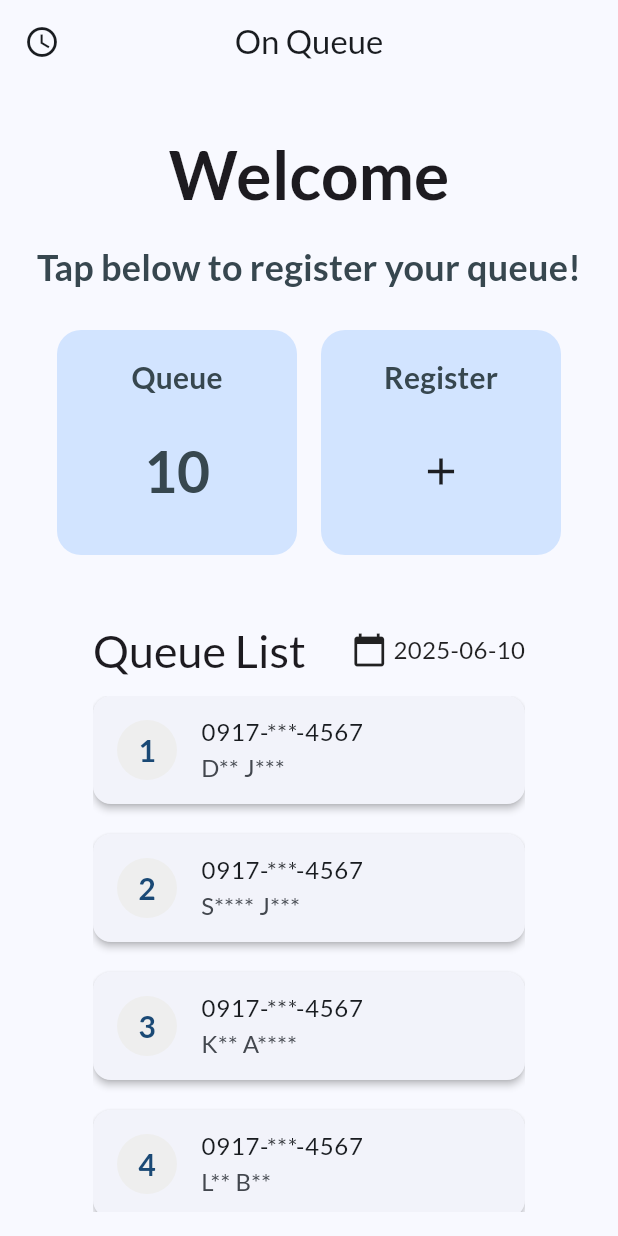
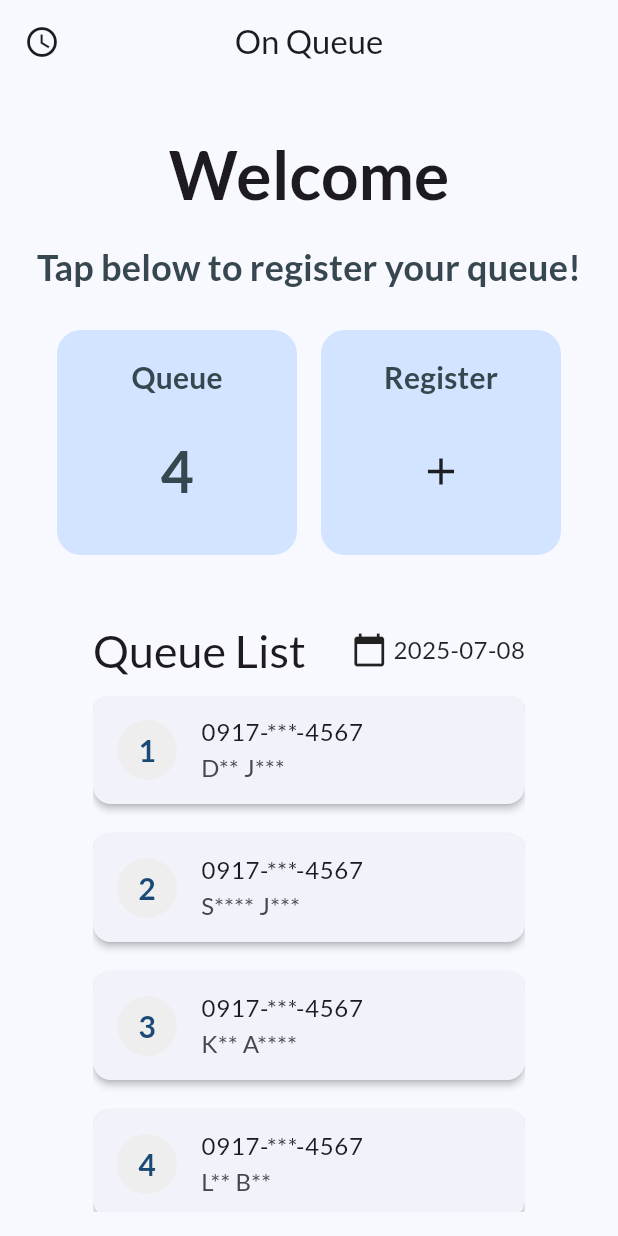
Before and after one commit to Chohanwool/COP-On-Queue-user-, a Flutter app: the QueueDashboardScreen screen opened directly, on a phone screen of 412 x 824 dp. Run offline on Flutter 3.47's test engine with Material 3 defaults, Android fonts, the phone set to English and light mode, and no system bars; our stand-ins replace google_fonts.

Commit message:
[modify] 사용자 1차 완료

```diff
--- a/lib/data/dummy_data.dart
+++ b/lib/data/dummy_data.dart
@@ -29,67 +29,67 @@ final List<QueueEntity> queueEntities = [
     phoneNumber: "09171234567",
     partySize: 2,
   ),
-  QueueEntity(
-    id: "5",
-    sirName: "Charlie",
-    lastName: "Park",
-    phoneNumber: "09171234567",
-    partySize: 3,
-  ),
-  QueueEntity(
-    id: "6",
-    sirName: "David",
-    lastName: "Choi",
-    phoneNumber: "09171234567",
-    partySize: 1,
-  ),
-  QueueEntity(
-    id: "7",
-    sirName: "Eve",
-    lastName: "Yang",
-    phoneNumber: "09171234567",
-    partySize: 2,
-  ),
-  QueueEntity(
-    id: "8",
-    sirName: "Frank",
-    lastName: "Lim",
-    phoneNumber: "09171234567",
-    partySize: 4,
-  ),
-  QueueEntity(
-    id: "9",
-    sirName: "Grace",
-    lastName: "Jeong",
-    phoneNumber: "09171234567",
-    partySize: 1,
-  ),
-  QueueEntity(
-    id: "10",
-    sirName: "Hannah",
-    lastName: "Kwon",
-    phoneNumber: "09171234567",
-    partySize: 2,
-  ),
-  QueueEntity(
-    id: "11",
-    sirName: "Isaac",
-    lastName: "Han",
-    phoneNumber: "09171234567",
-    partySize: 1,
-  ),
-  QueueEntity(
-    id: "12",
-    sirName: "Jack",
-    lastName: "Jung",
-    phoneNumber: "09171234567",
-    partySize: 3,
-  ),
-  QueueEntity(
-    id: "13",
-    sirName: "Kelly",
-    lastName: "Shin",
-    phoneNumber: "09171234567",
-    partySize: 2,
-  ),
+  // QueueEntity(
+  //   id: "5",
+  //   sirName: "Charlie",
+  //   lastName: "Park",
+  //   phoneNumber: "09171234567",
+  //   partySize: 3,
+  // ),
+  // QueueEntity(
+  //   id: "6",
+  //   sirName: "David",
+  //   lastName: "Choi",
+  //   phoneNumber: "09171234567",
+  //   partySize: 1,
+  // ),
+  // QueueEntity(
+  //   id: "7",
+  //   sirName: "Eve",
+  //   lastName: "Yang",
+  //   phoneNumber: "09171234567",
+  //   partySize: 2,
+  // ),
+  // QueueEntity(
+  //   id: "8",
+  //   sirName: "Frank",
+  //   lastName: "Lim",
+  //   phoneNumber: "09171234567",
+  //   partySize: 4,
+  // ),
+  // QueueEntity(
+  //   id: "9",
+  //   sirName: "Grace",
+  //   lastName: "Jeong",
+  //   phoneNumber: "09171234567",
+  //   partySize: 1,
+  // ),
+  // QueueEntity(
+  //   id: "10",
+  //   sirName: "Hannah",
+  //   lastName: "Kwon",
+  //   phoneNumber: "09171234567",
+  //   partySize: 2,
+  // ),
+  // QueueEntity(
+  //   id: "11",
+  //   sirName: "Isaac",
+  //   lastName: "Han",
+  //   phoneNumber: "09171234567",
+  //   partySize: 1,
+  // ),
+  // QueueEntity(
+  //   id: "12",
+  //   sirName: "Jack",
+  //   lastName: "Jung",
+  //   phoneNumber: "09171234567",
+  //   partySize: 3,
+  // ),
+  // QueueEntity(
+  //   id: "13",
+  //   sirName: "Kelly",
+  //   lastName: "Shin",
+  //   phoneNumber: "09171234567",
+  //   partySize: 2,
+  // ),
 ];
--- a/lib/main.dart
+++ b/lib/main.dart
@@ -3,6 +3,7 @@ import 'package:flutter/material.dart';
 // Google Fonts
 import 'package:google_fonts/google_fonts.dart';
 import 'package:on_queue/screen/login_screen.dart';
+import 'package:on_queue/screen/queue_dashboard_screen.dart';
 
 void main() {
   runApp(const MyApp());
@@ -35,7 +36,8 @@ class MyApp extends StatelessWidget {
           bodyMedium: GoogleFonts.lato(fontSize: 16, color: Colors.black87),
         ),
       ),
-      home: const LoginScreen(),
+      //home: const LoginScreen(),
+      home: const QueueDashboardScreen(),
     );
   }
 }
--- a/lib/models/queue_entity.dart
+++ b/lib/models/queue_entity.dart
@@ -33,4 +33,8 @@ class QueueEntity {
     if (name.length == 2) return '${name[0]}*';
     return '${name[0]}${'*' * (name.length - 1)}';
   }
+
+  String get fullName {
+    return '$sirName $lastName';
+  }
 }
--- a/lib/screen/queue_dashboard_screen.dart
+++ b/lib/screen/queue_dashboard_screen.dart
@@ -1,7 +1,6 @@
 import 'package:flutter/material.dart';
 import 'package:on_queue/data/dummy_data.dart';
 import 'package:on_queue/models/queue_entity.dart';
-import 'package:on_queue/screen/queue_confirm_register_screen.dart';
 import 'package:on_queue/screen/queue_register_screen.dart';
 import 'package:on_queue/widgets/queue_list_item.dart';
 
@@ -19,11 +18,11 @@ class _QueueDashboardScreenState extends State<QueueDashboardScreen> {
   void _pushRegisterScreen() {
     Navigator.of(context).push(
       MaterialPageRoute(
-        // builder: (context) => QueueRegisterScreen(
-        //   appBarTitle: 'Register Queue',
-        //   onRegister: _addQueueData,
-        // ),
-        builder: (context) => const QueueConfirmRegisterScreen(),
+        builder: (context) => QueueRegisterScreen(
+          appBarTitle: 'Register Queue',
+          queueSize: _queueList.length + 1,
+          onRegister: _addQueueData,
+        ),
       ),
     );
   }
@@ -49,6 +48,11 @@ class _QueueDashboardScreenState extends State<QueueDashboardScreen> {
   @override
   Widget build(BuildContext context) {
     final theme = Theme.of(context);
+
+    // 👉 오늘 날짜 가져오기
+    final today = DateTime.now();
+    final formattedDate =
+        "${today.year}-${today.month.toString().padLeft(2, '0')}-${today.day.toString().padLeft(2, '0')}";
 
     return Scaffold(
       appBar: AppBar(
@@ -81,7 +85,11 @@ class _QueueDashboardScreenState extends State<QueueDashboardScreen> {
               child: Row(
                 mainAxisAlignment: MainAxisAlignment.center,
                 children: [
-                  _buildFeatureCard(context, title: 'Queue', content: '10'),
+                  _buildFeatureCard(
+                    context,
+                    title: 'Queue',
+                    content: _queueList.length.toString(),
+                  ),
                   const SizedBox(width: 16),
                   InkWell(
                     onTap: _pushRegisterScreen,
@@ -116,7 +124,10 @@ class _QueueDashboardScreenState extends State<QueueDashboardScreen> {
                         children: [
                           Icon(Icons.calendar_today),
                           const SizedBox(width: 4),
-                          Text('2025-06-10', style: theme.textTheme.bodyMedium),
+                          Text(
+                            formattedDate,
+                            style: theme.textTheme.bodyMedium,
+                          ),
                         ],
                       ),
                     ],
```
Also changed, not shown: lib/screen/queue_confirm_register_screen.dart (+37 -10 lines), lib/screen/queue_register_screen.dart (+18 -10 lines).
